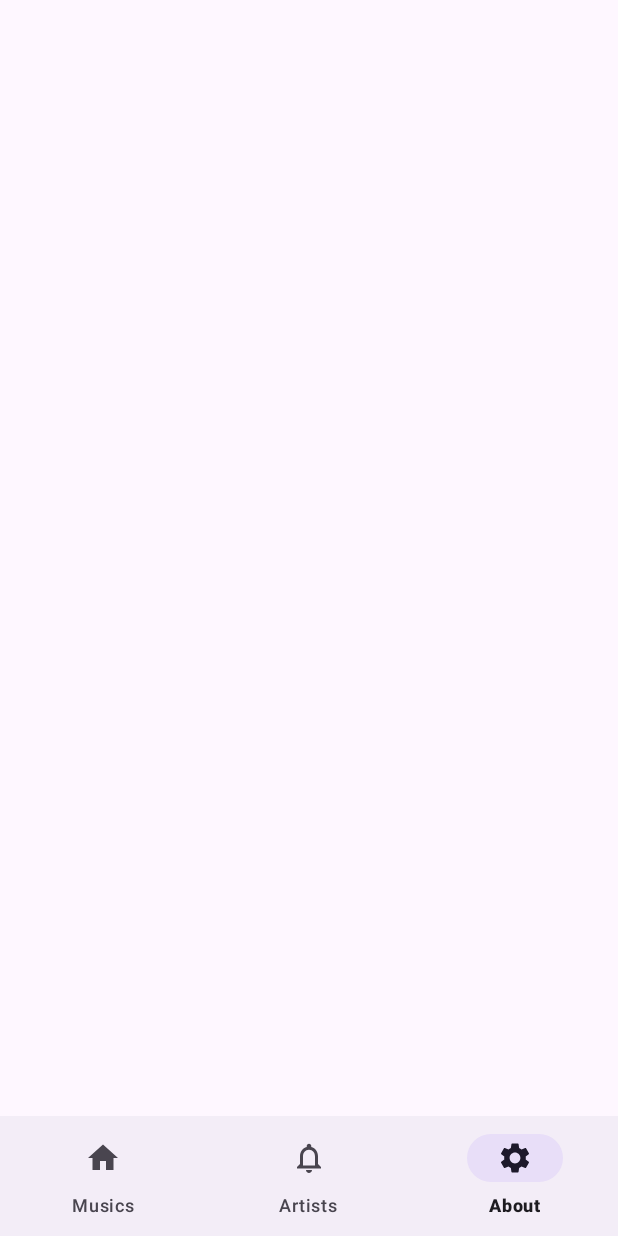
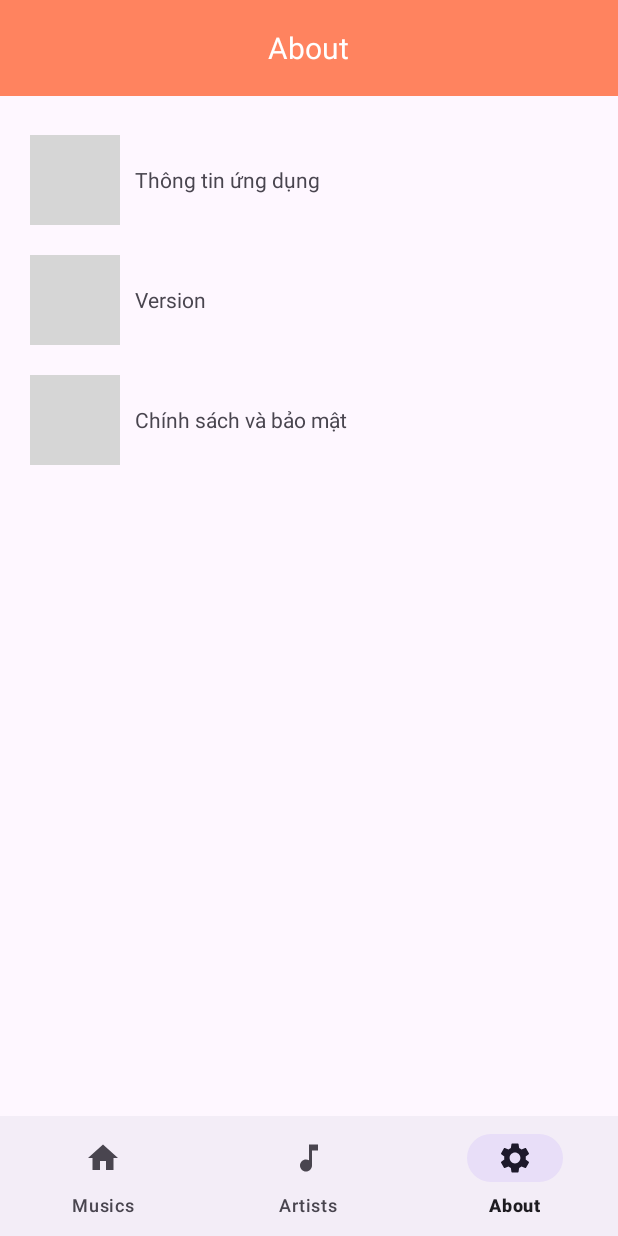
Before and after one commit to tranviethungpv/Music-Player, an Android app: the screen it shows after launch (MainActivity), item 3 of the bottom bar chosen, on a phone screen of 412 x 824 dp. Run offline under Robolectric (Android 15) with nearby library versions, the phone set to English and light mode, and no system bars; our stand-ins replace Firebase (no records; nobody signed in at launch, a user with empty details on screens opened directly); grey boxes are pictures that could not be loaded.

```diff
--- /dev/null
+++ b/app/src/main/java/com/example/musicplayer/adapter/AboutAdapter.kt
@@ -0,0 +1,44 @@
+package com.example.musicplayer.adapter
+
+import android.view.LayoutInflater
+import android.view.View
+import android.view.ViewGroup
+import android.widget.ImageView
+import android.widget.TextView
+import androidx.recyclerview.widget.RecyclerView
+import com.bumptech.glide.Glide
+import com.example.musicplayer.R
+import com.example.musicplayer.databinding.ItemGridAboutBinding
+import com.example.musicplayer.model.About
+
+class AboutAdapter(
+    private var listSong: List<About>
+) : RecyclerView.Adapter<AboutAdapter.AboutViewHolder>() {
+    class AboutViewHolder (itemView: View) : RecyclerView.ViewHolder(itemView) {
+        private val itemAboutGridBinding: ItemGridAboutBinding =
+            ItemGridAboutBinding.bind(itemView)
+
+
+        val infor: TextView = itemAboutGridBinding.information
+        val image: ImageView = itemAboutGridBinding.imgInfo
+    }
+
+    override fun onCreateViewHolder(parent: ViewGroup, viewType: Int): AboutViewHolder {
+        val itemView =
+            LayoutInflater.from(parent.context).inflate(R.layout.item_grid_about, parent, false)
+        return AboutViewHolder(itemView)
+    }
+
+
+    override fun getItemCount(): Int {
+        return listSong.size
+    }
+
+    override fun onBindViewHolder(holder: AboutViewHolder, position: Int) {
+        val currentItem = listSong[position]
+
+        holder.infor.text = currentItem.infor
+        Glide.with(holder.itemView.context).load(currentItem.image).into(holder.image)
+
+    }
+}
--- /dev/null
+++ b/app/src/main/java/com/example/musicplayer/model/About.kt
@@ -0,0 +1,4 @@
+package com.example.musicplayer.model
+
+class About (val infor: String? = null,
+             val image: String? = null)
--- a/app/src/main/java/com/example/musicplayer/view/activity/MainActivity.kt
+++ b/app/src/main/java/com/example/musicplayer/view/activity/MainActivity.kt
@@ -17,7 +17,7 @@ import com.example.musicplayer.model.Song
 import com.example.musicplayer.service.MusicService
 import com.example.musicplayer.view.fragment.HomeFragment
 import com.example.musicplayer.view.fragment.Artist
-import com.example.musicplayer.view.fragment.Setting
+import com.example.musicplayer.view.fragment.AboutFragment
 import com.google.android.material.bottomnavigation.BottomNavigationView
 import com.google.android.material.navigation.NavigationBarView
 
@@ -33,7 +33,7 @@ class MainActivity : AppCompatActivity(), View.OnClickListener {
     private var bottomNavigationView: BottomNavigationView? = null
 
     private val homeFragment = HomeFragment()
-    private val settingsFragment = Setting()
+    private val settingsFragment = AboutFragment()
     private val myArtistFragment = Artist()
     override fun onCreate(savedInstanceState: Bundle?) {
         super.onCreate(savedInstanceState)
--- /dev/null
+++ b/app/src/main/java/com/example/musicplayer/view/fragment/AboutFragment.kt
@@ -0,0 +1,37 @@
+package com.example.musicplayer.view.fragment
+
+import android.os.Bundle
+import android.view.LayoutInflater
+import android.view.View
+import android.view.ViewGroup
+import androidx.fragment.app.Fragment
+import androidx.recyclerview.widget.GridLayoutManager
+import androidx.recyclerview.widget.RecyclerView
+import com.example.musicplayer.R
+import com.example.musicplayer.adapter.AboutAdapter
+import com.example.musicplayer.databinding.FragmentSettingBinding
+import com.example.musicplayer.model.About
+
+class AboutFragment : Fragment() {
+    private lateinit var about :AboutFragment
+    private lateinit var aboutAdapter:AboutAdapter
+    private lateinit var fragmentAboutBinding: FragmentSettingBinding
+    private lateinit var recyclerabout: RecyclerView
+    override fun onCreateView(
+        inflater: LayoutInflater, container: ViewGroup?, savedInstanceState: Bundle?
+    ): View? {
+        fragmentAboutBinding=FragmentSettingBinding.inflate(inflater, container, false)
+        val aboutList = listOf(
+            About("Thông tin ứng dụng", "url_hình_ảnh_1"),
+            About("Version", "url_hình_ảnh_2"),
+            About("Chính sách và bảo mật", "url_hình_ảnh_3")
+        )
+
+        aboutAdapter = AboutAdapter(aboutList)
+        recyclerabout=fragmentAboutBinding.recyclerAbout
+        recyclerabout.setAdapter(aboutAdapter)
+        recyclerabout.layoutManager = GridLayoutManager(activity, 1)
+
+        return fragmentAboutBinding.root
+    }
+}
--- a/app/src/main/java/com/example/musicplayer/view/fragment/Setting.kt
+++ /dev/null
@@ -1,17 +0,0 @@
-package com.example.musicplayer.view.fragment
-
-import android.os.Bundle
-import android.view.LayoutInflater
-import android.view.View
-import android.view.ViewGroup
-import androidx.fragment.app.Fragment
-import com.example.musicplayer.R
-
-class Setting : Fragment() {
-    override fun onCreateView(
-        inflater: LayoutInflater, container: ViewGroup?, savedInstanceState: Bundle?
-    ): View? {
-        // Inflate the layout for this fragment
-        return inflater.inflate(R.layout.fragment_setting, container, false)
-    }
-}
--- a/app/src/main/res/drawable/ic_baseline_notifications_none_24.xml
+++ b/app/src/main/res/drawable/ic_baseline_notifications_none_24.xml
@@ -6,5 +6,5 @@
     android:tint="?attr/colorControlNormal">
   <path
       android:fillColor="@android:color/white"
-      android:pathData="M12,22c1.1,0 2,-0.9 2,-2h-4c0,1.1 0.9,2 2,2zM18,16v-5c0,-3.07 -1.63,-5.64 -4.5,-6.32L13.5,4c0,-0.83 -0.67,-1.5 -1.5,-1.5s-1.5,0.67 -1.5,1.5v0.68C7.64,5.36 6,7.92 6,11v5l-2,2v1h16v-1l-2,-2zM16,17L8,17v-6c0,-2.48 1.51,-4.5 4,-4.5s4,2.02 4,4.5v6z"/>
+      android:pathData="M12,3v10.55c-0.59,-0.34 -1.27,-0.55 -2,-0.55 -2.21,0 -4,1.79 -4,4s1.79,4 4,4 4,-1.79 4,-4V7h4V3h-6z"/>
 </vector>
--- a/app/src/main/res/layout/fragment_setting.xml
+++ b/app/src/main/res/layout/fragment_setting.xml
@@ -2,5 +2,17 @@
 <androidx.constraintlayout.widget.ConstraintLayout xmlns:android="http://schemas.android.com/apk/res/android"
     android:layout_width="match_parent"
     android:layout_height="match_parent">
-
+    <include
+        android:id="@+id/header"
+        layout="@layout/layout_toolbar" />
+    <androidx.recyclerview.widget.RecyclerView
+        android:id="@+id/recyclerAbout"
+        android:layout_width="match_parent"
+        android:layout_height="match_parent"
+        android:layout_marginTop="@dimen/define_dimen_80"
+        android:layout_marginStart="@dimen/define_dimen_10"
+        android:layout_marginBottom="@dimen/define_dimen_10"
+        android:focusable="false"
+        android:nestedScrollingEnabled="false"
+        />
 </androidx.constraintlayout.widget.ConstraintLayout>
--- /dev/null
+++ b/app/src/main/res/layout/item_grid_about.xml
@@ -0,0 +1,34 @@
+<?xml version="1.0" encoding="utf-8"?>
+<RelativeLayout xmlns:android="http://schemas.android.com/apk/res/android"
+    xmlns:tools="http://schemas.android.com/tools"
+    android:layout_width="match_parent"
+    android:layout_height="80dp">
+
+
+    <ImageView
+        android:id="@+id/img_info"
+        android:layout_width="60dp"
+        android:layout_height="60dp"
+        android:layout_centerVertical="true"
+        android:layout_marginStart="10dp"
+        android:contentDescription="@string/todoNotification"
+        tools:ignore="ImageContrastCheck" />
+    <LinearLayout
+        android:layout_width="match_parent"
+        android:layout_height="wrap_content"
+        android:layout_centerVertical="true"
+        android:layout_marginStart="@dimen/define_dimen_10"
+        android:layout_marginEnd="@dimen/define_dimen_10"
+        android:layout_toEndOf="@+id/img_info"
+        android:orientation="vertical"
+        tools:ignore="UselessParent">
+        <TextView
+            android:id="@+id/information"
+            android:layout_width="match_parent"
+            android:layout_height="wrap_content"
+            android:text="Innormation"
+            android:textSize="@dimen/text_size_small"
+            android:textStyle="normal" />
+    </LinearLayout>
+
+</RelativeLayout>
```
Also changed, not shown: app/build.gradle (+7 -5 lines), app/src/main/res/layout/layout_menu_left.xml (deleted, +0 -85 lines), app/src/main/res/layout/layout_toolbar.xml (+4 -27 lines), app/src/main/res/drawable/artist.png (added).
